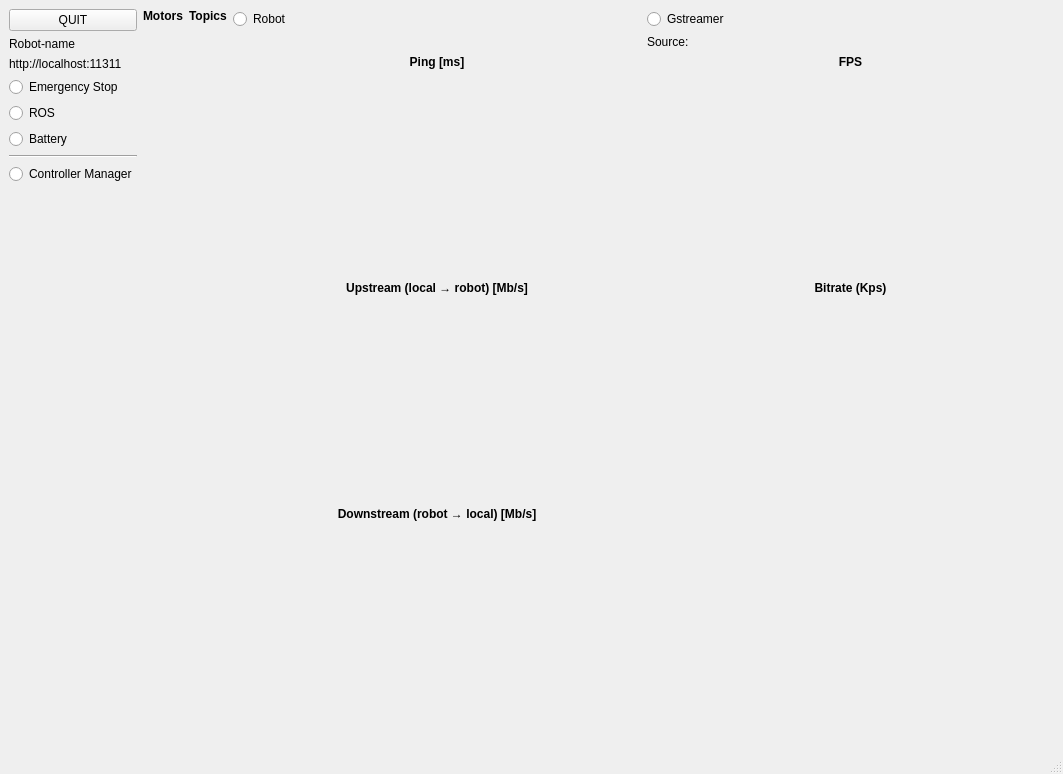
The window that dashboard.ui (hucebot/robot_dashboard) describes before a commit, drawn with Qt 5.
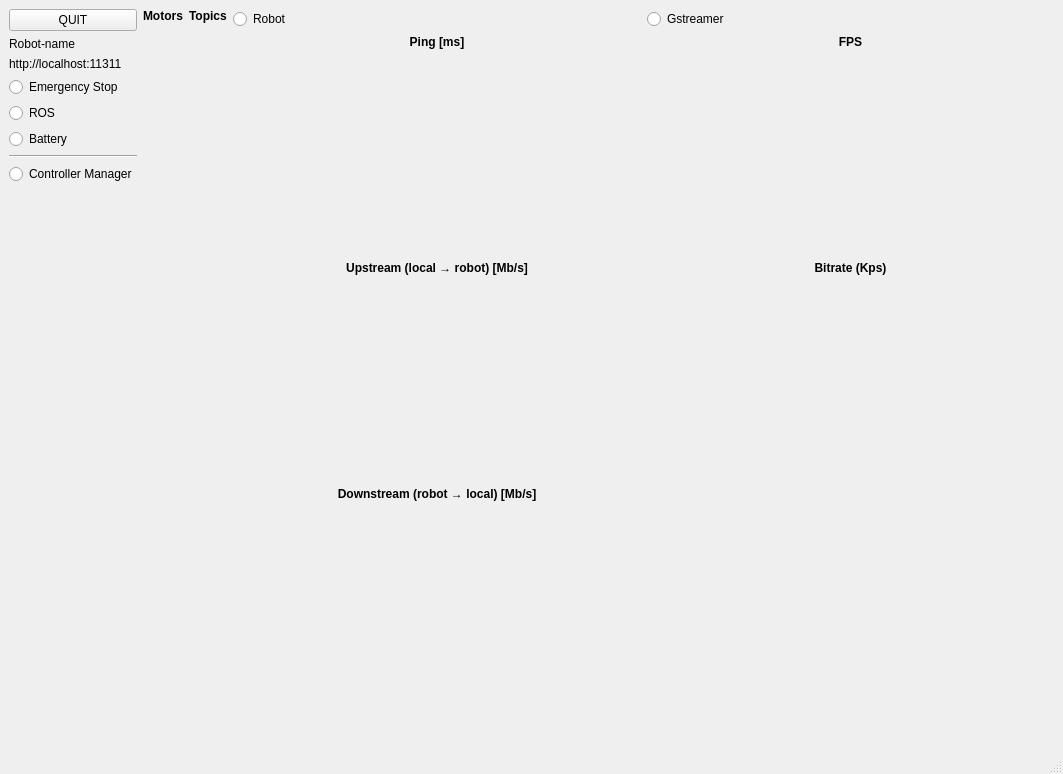
The same window after the commit. Custom widgets are drawn as their Qt base class.

Commit message: set window titles

The edit to the form file:
```diff
--- a/dashboard.ui
+++ b/dashboard.ui
@@ -173,13 +173,6 @@
         </property>
        </widget>
       </item>
-      <item>
-       <widget class="QLabel" name="label_2">
-        <property name="text">
-         <string/>
-        </property>
-       </widget>
-      </item>
       <item>
        <widget class="QLabel" name="label">
         <property name="text">
@@ -222,7 +215,7 @@
       <item>
        <widget class="Plot" name="plot_upstream" native="true">
         <property name="sizePolicy">
-         <sizepolicy hsizetype="Preferred" vsizetype="Fixed">
+         <sizepolicy hsizetype="Expanding" vsizetype="Fixed">
           <horstretch>0</horstretch>
           <verstretch>0</verstretch>
          </sizepolicy>
@@ -288,13 +281,6 @@
         </property>
        </widget>
       </item>
-      <item>
-       <widget class="QLabel" name="label_gstreamer_src">
-        <property name="text">
-         <string>Source:</string>
-        </property>
-       </widget>
-      </item>
       <item>
        <widget class="QLabel" name="label_6">
         <property name="text">
@@ -326,6 +312,12 @@
       </item>
       <item>
        <widget class="QLabel" name="label_8">
+        <property name="sizePolicy">
+         <sizepolicy hsizetype="Preferred" vsizetype="Preferred">
+          <horstretch>0</horstretch>
+          <verstretch>0</verstretch>
+         </sizepolicy>
+        </property>
         <property name="text">
          <string>&lt;center&gt;&lt;b&gt;Bitrate (Kps)&lt;/b&gt;&lt;/center&gt;</string>
         </property>
@@ -334,7 +326,7 @@
       <item>
        <widget class="Plot" name="plot_bitrate" native="true">
         <property name="sizePolicy">
-         <sizepolicy hsizetype="Preferred" vsizetype="Fixed">
+         <sizepolicy hsizetype="Expanding" vsizetype="Fixed">
           <horstretch>0</horstretch>
           <verstretch>0</verstretch>
          </sizepolicy>
@@ -345,6 +337,12 @@
           <height>200</height>
          </size>
         </property>
+        <property name="maximumSize">
+         <size>
+          <width>16777215</width>
+          <height>200</height>
+         </size>
+        </property>
        </widget>
       </item>
       <item>
```
The commit also changes 2 other files.
